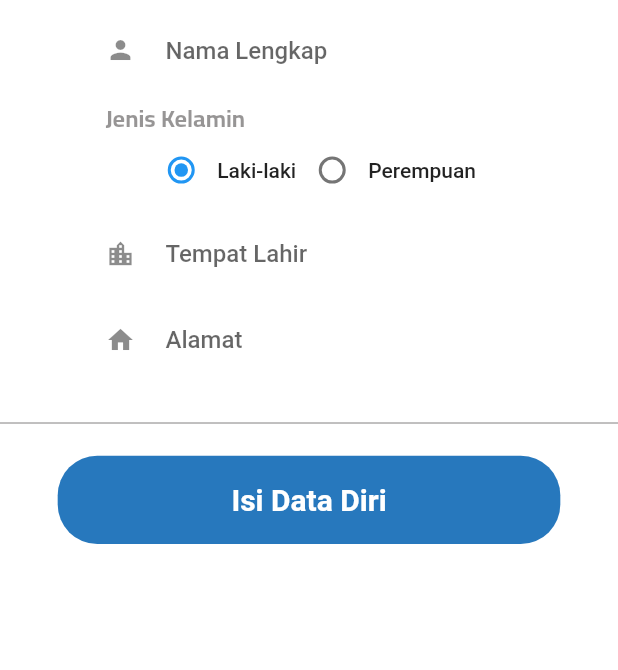
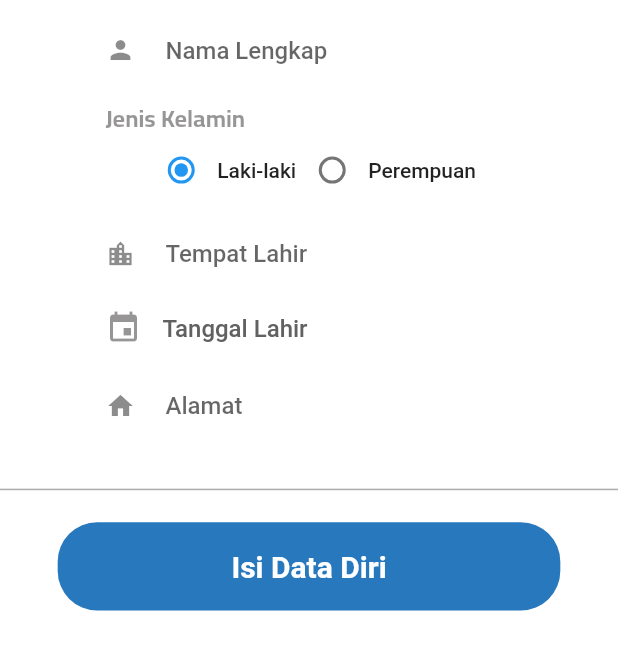
Before and after one commit to thoriq29/sipinggang, a Flutter app: the RegisterScreen screen opened by its route, on a phone screen of 412 x 824 dp, the part 223-893 px from its top. Run offline on Flutter 3.47's test engine with Material 2 defaults, Android fonts, the phone set to English and light mode, and no system bars; our stand-ins replace cached_network_image, cloud_firestore, firebase_auth, firebase_core, flutter_svg; missing offline and left inert: country_list_pick; accounts and stored records are empty.

Commit message:
updated function register

```diff
--- a/lib/presentation/app_navigation_screen/app_navigation_screen.dart
+++ b/lib/presentation/app_navigation_screen/app_navigation_screen.dart
@@ -11,7 +11,11 @@ class AppNavigation {
   }
 
   onTapDaftar(BuildContext context) {
-    Navigator.pushNamed(context, AppRoutes.registerscreen);
+    Navigator.pushNamed(context, AppRoutes.registerScreen);
+  }
+
+  onTapHome(BuildContext context) {
+    Navigator.pushReplacementNamed(context, AppRoutes.homeScreen);
   }
 
   onTapJenisPenyakit(BuildContext context) {
--- a/lib/presentation/auth/auth_checker.dart
+++ b/lib/presentation/auth/auth_checker.dart
@@ -19,7 +19,7 @@ class AuthChecker extends StatelessWidget {
         if (authProvider.auth.currentUser != null) {
           print('logedin');
           UserData userData = Provider.of<UserData>(context);
-          if (userData.username.isEmpty) {
+          if (userData.fullName.isEmpty) {
             return RegisterScreen();
           } else {
             return StreamProvider<UserData>.value(
--- a/lib/presentation/auth/providers/register_provider.dart
+++ b/lib/presentation/auth/providers/register_provider.dart
@@ -1,6 +1,14 @@
 import 'package:flutter/material.dart';
 
 class RegisterProvider with ChangeNotifier {
+  GlobalKey<FormState> _formKey = GlobalKey<FormState>();
+  GlobalKey<FormState> get formKey => _formKey;
+
+  set formKey(GlobalKey<FormState> value) {
+    _formKey = value;
+    notifyListeners();
+  }
+
   TextEditingController _fullName = TextEditingController();
   TextEditingController get fullName => _fullName;
 
--- a/lib/presentation/auth/register_screen.dart
+++ b/lib/presentation/auth/register_screen.dart
@@ -1,15 +1,19 @@
 import 'package:flutter/material.dart';
+import 'package:intl/intl.dart';
+import 'package:provider/provider.dart';
 import 'package:sipinggang/core/app_export.dart';
-import 'package:sipinggang/presentation/home/home_screen.dart';
+import 'package:sipinggang/presentation/auth/providers/register_provider.dart';
 import 'package:sipinggang/widgets/custom_button.dart';
+import 'package:sipinggang/widgets/input_text.dart';
 
-import '../../widgets/input_text.dart';
+import 'services/register_service.dart';
 
 class RegisterScreen extends StatelessWidget {
   @override
   Widget build(BuildContext context) {
-    String gender = "male";
-    return SafeArea(
+    return ChangeNotifierProvider(
+      create: (_) => RegisterProvider(),
+      child: SafeArea(
         child: Scaffold(
           backgroundColor: ColorConstant.whiteA700,
           body: Container(
@@ -19,6 +23,9 @@ class RegisterScreen extends StatelessWidget {
               bottom: 32,
             ),
             child: SingleChildScrollView(
+              child: Consumer<RegisterProvider>(builder: (_, rP, __) {
+                return Form(
+                  key: rP.formKey,
                   child: Column(
                     mainAxisAlignment: MainAxisAlignment.start,
                     children: [
@@ -47,6 +54,7 @@ class RegisterScreen extends StatelessWidget {
                           borderRadius: BorderRadiusStyle.roundedBorder24,
                         ),
                         child: InputText(
+                          textEditingController: rP.fullName,
                           prefix: Icon(
                             Icons.person,
                             size: 20,
@@ -91,15 +99,23 @@ class RegisterScreen extends StatelessWidget {
                               mainAxisAlignment: MainAxisAlignment.center,
                               children: [
                                 Radio(
-                            value: "male",
-                            groupValue: gender,
-                            onChanged: (value) {},
+                                  value: 'male',
+                                  groupValue: rP.gender,
+                                  onChanged: (value) {
+                                    if (value != null) {
+                                      rP.gender = value;
+                                    }
+                                  },
                                 ),
                                 Text("Laki-laki"),
                                 Radio(
-                            value: "female",
-                            groupValue: gender,
-                            onChanged: (value) {},
+                                  value: 'female',
+                                  groupValue: rP.gender,
+                                  onChanged: (value) {
+                                    if (value != null) {
+                                      rP.gender = value;
+                                    }
+                                  },
                                 ),
                                 Text("Perempuan"),
                               ],
@@ -123,11 +139,60 @@ class RegisterScreen extends StatelessWidget {
                           borderRadius: BorderRadiusStyle.roundedBorder24,
                         ),
                         child: InputText(
+                          textEditingController: rP.placeOfBirth,
                           prefix: Icon(
                             Icons.location_city,
                             size: 20,
                           ),
                           hintText: "Tempat Lahir",
+                        ),
+                      ),
+                      Container(
+                        margin: getMargin(
+                          left: 36,
+                          top: 8,
+                          right: 34,
+                        ),
+                        padding: getPadding(
+                          left: 28,
+                          top: 6,
+                          right: 28,
+                          bottom: 6,
+                        ),
+                        decoration: AppDecoration.fillWhiteA700.copyWith(
+                          borderRadius: BorderRadiusStyle.roundedBorder24,
+                        ),
+                        child: GestureDetector(
+                          onTap: () async {
+                            DateTime? datePiked = await showDatePicker(
+                              context: context,
+                              initialDate: DateTime.now(),
+                              firstDate: DateTime(1950),
+                              lastDate: DateTime.now(),
+                            );
+
+                            rP.dateOfBirth = datePiked;
+                          },
+                          child: Row(
+                            children: [
+                              Icon(
+                                Icons.event,
+                                color: ColorConstant.gray9007e,
+                              ),
+                              SizedBox(width: 14),
+                              Text(
+                                rP.dateOfBirth != null
+                                    ? DateFormat('dd MMMM yyyy').format(
+                                        rP.dateOfBirth!,
+                                      )
+                                    : "Tanggal Lahir",
+                                style: TextStyle(
+                                  color: Colors.grey[700],
+                                  fontSize: 16,
+                                ),
+                              ),
+                            ],
+                          ),
                         ),
                       ),
                       Container(
@@ -146,6 +211,7 @@ class RegisterScreen extends StatelessWidget {
                           borderRadius: BorderRadiusStyle.roundedBorder24,
                         ),
                         child: InputText(
+                          textEditingController: rP.address,
                           prefix: Icon(
                             Icons.home,
                             size: 20,
@@ -166,16 +232,10 @@ class RegisterScreen extends StatelessWidget {
                         ),
                       ),
                       CustomButton(
-                  onTap: () {
-                    // AuthProvider().logOut(context);
-                    Navigator.of(context).pushReplacement(
-                      MaterialPageRoute(
-                        builder: (context) {
-                          return HomeScreen();
-                        },
+                        onTap: () => RegisterService.onSubmitFillPersonalData(
+                          context: context,
+                          registerProvider: rP,
                         ),
-                    );
-                  },
                         height: 58,
                         width: 305,
                         text: "Isi Data Diri",
@@ -183,50 +243,10 @@ class RegisterScreen extends StatelessWidget {
                           top: 21,
                         ),
                       ),
-                // Padding(
-                //   padding: getPadding(
-                //     top: 26,
-                //   ),
-                //   child: GestureDetector(
-                //     onTap: () {},
-                //     child: RichText(
-                //       text: TextSpan(
-                //         children: [
-                //           TextSpan(
-                //             text: "Sudah punya akun ?",
-                //             style: TextStyle(
-                //               color: ColorConstant.black900,
-                //               fontSize: getFontSize(
-                //                 15,
-                //               ),
-                //               fontFamily: 'Roboto',
-                //               fontWeight: FontWeight.w100,
-                //               height: getVerticalSize(
-                //                 1.00,
-                //               ),
-                //             ),
-                //           ),
-                //           TextSpan(
-                //             text: "Masuk",
-                //             style: TextStyle(
-                //               color: ColorConstant.blue700,
-                //               fontSize: getFontSize(
-                //                 15,
-                //               ),
-                //               fontFamily: 'Roboto',
-                //               fontWeight: FontWeight.w700,
-                //               height: getVerticalSize(
-                //                 1.00,
-                //               ),
-                //             ),
-                //           ),
-                //         ],
-                //       ),
-                //       textAlign: TextAlign.left,
-                //     ),
-                //   ),
-                // ),
                     ],
+                  ),
+                );
+              }),
             ),
           ),
         ),
--- a/lib/presentation/home/home_screen.dart
+++ b/lib/presentation/home/home_screen.dart
@@ -2,6 +2,7 @@ import 'package:flutter/material.dart';
 import 'package:sipinggang/presentation/auth/providers/auth_provider.dart';
 
 class HomeScreen extends StatelessWidget {
+  static const String routeName = '/home_screen';
   const HomeScreen({super.key});
 
   @override
--- a/lib/routes/app_routes.dart
+++ b/lib/routes/app_routes.dart
@@ -6,6 +6,7 @@ import 'package:sipinggang/presentation/auth/providers/auth_provider.dart';
 
 import 'package:sipinggang/presentation/auth/register_screen.dart';
 import 'package:sipinggang/presentation/auth/auth_checker.dart';
+import 'package:sipinggang/presentation/home/home_screen.dart';
 
 import 'package:sipinggang/presentation/intro_screen/intro_screen.dart';
 
@@ -20,7 +21,9 @@ class AppRoutes {
 
   static const String introScreen = '/intro_screen';
 
-  static const String registerscreen = '/daftar_screen';
+  static const String registerScreen = '/daftar_screen';
+
+  static const String homeScreen = HomeScreen.routeName;
 
   static const String loginScreen = '/masuk_screen';
 
@@ -39,7 +42,8 @@ class AppRoutes {
     },
     splashScreen: (context) => SplashScreen(),
     introScreen: (context) => IntroScreen(),
-    registerscreen: (context) => RegisterScreen(),
+    registerScreen: (context) => RegisterScreen(),
+    homeScreen: (context) => HomeScreen(),
     loginScreen: (context) => LoginScreen(),
     jenisPenyakitScreen: (context) => JenisPenyakitScreen(),
     hasilDiagnosaScreen: (context) => HasilDiagnosaScreen(),
--- a/lib/widgets/input_text.dart
+++ b/lib/widgets/input_text.dart
@@ -1,30 +1,35 @@
 import 'package:flutter/material.dart';
 
 class InputText extends StatelessWidget {
-
   final Widget? prefix;
   final String? hintText;
   final TextEditingController? textEditingController;
-  InputText({this.prefix, this.hintText, this.textEditingController});
+  final String? Function(String?)? validator;
+  InputText({
+    this.prefix,
+    this.hintText,
+    this.textEditingController,
+    this.validator,
+  });
 
   @override
   Widget build(BuildContext context) {
     return Container(
       child: TextFormField(
         controller: this.textEditingController,
+        validator: this.validator,
         decoration: InputDecoration(
           hintText: this.hintText ?? "",
-          prefixIcon:  Padding(
+          prefixIcon: Padding(
             padding: const EdgeInsets.only(right: 20),
             child: prefix,
           ),
           prefixIconConstraints: BoxConstraints(minWidth: 0, minHeight: 0),
           border: InputBorder.none,
-          isDense: true
+          isDense: true,
         ),
         textAlign: TextAlign.left,
       ),
     );
   }
-
 }
```
Also changed, not shown: lib/presentation/auth/services/register_service.dart (+46 -0 lines). Lines whose indentation alone changed are shown as unchanged.
